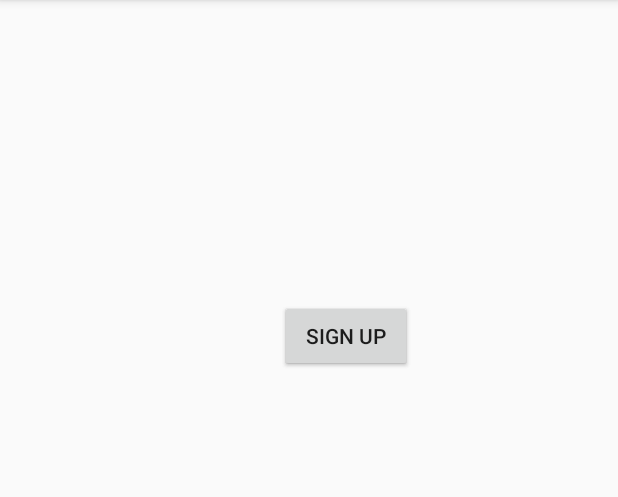
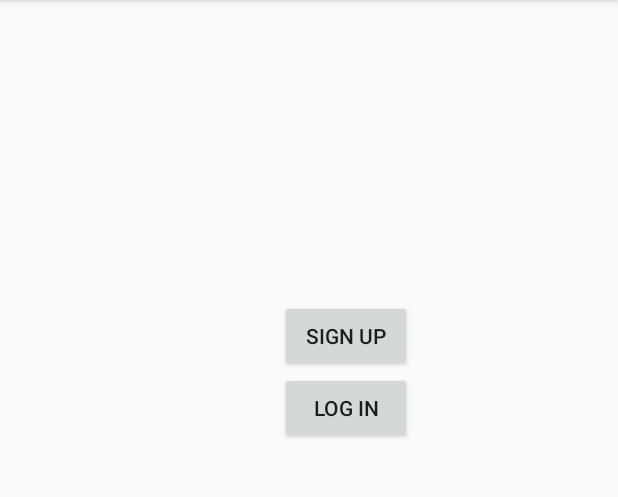
Before and after one commit to erikbg7/Nightmares-Implementation, an Android app: the screen it shows after launch (MainActivity), on a phone screen of 412 x 824 dp, the part 84-581 px from its top. Run offline under Robolectric (Android 15) with nearby library versions, the phone set to English and light mode, and no system bars.

Commit message:
Log in and sign up to DDBB added

```diff
--- a/app/src/main/java/erikblanca/dsa/eetac/edu/upc/nightmares/services/NightAPI.java
+++ b/app/src/main/java/erikblanca/dsa/eetac/edu/upc/nightmares/services/NightAPI.java
@@ -16,6 +16,9 @@ public interface NightAPI {
     @POST("authentication/LogIn")
     Call<LogSignTemplate> authorize(@Body LogSignTemplate credentials);
 
+    @POST("authentication/SignUp")
+    Call<LogSignTemplate> register(@Body LogSignTemplate credentials);
+
     @GET("users/byScore")
     Call<List<ScoreTemplate>> getScoreList();
 
--- a/app/src/main/res/layout/activity_main.xml
+++ b/app/src/main/res/layout/activity_main.xml
@@ -9,10 +9,8 @@
         android:id="@+id/buttonLogIn"
         android:layout_width="wrap_content"
         android:layout_height="wrap_content"
-        android:layout_alignParentEnd="true"
-        android:layout_alignParentTop="true"
-        android:layout_marginEnd="137dp"
-        android:layout_marginTop="200dp"
+        android:layout_alignStart="@+id/buttonSignUp"
+        android:layout_below="@+id/buttonSignUp"
         android:onClick="onLogInButtonClicked"
         android:text="Log In" />
 
```
Also changed, not shown: app/src/main/java/erikblanca/dsa/eetac/edu/upc/nightmares/activities/MainActivity.java (+47 -13 lines).
